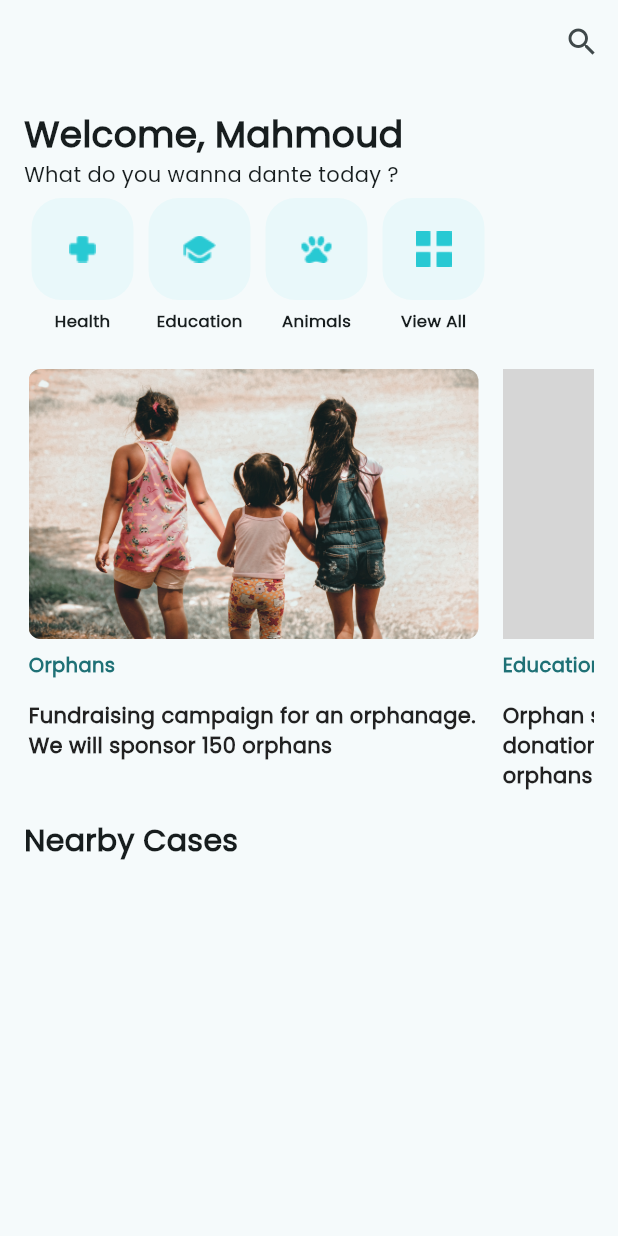
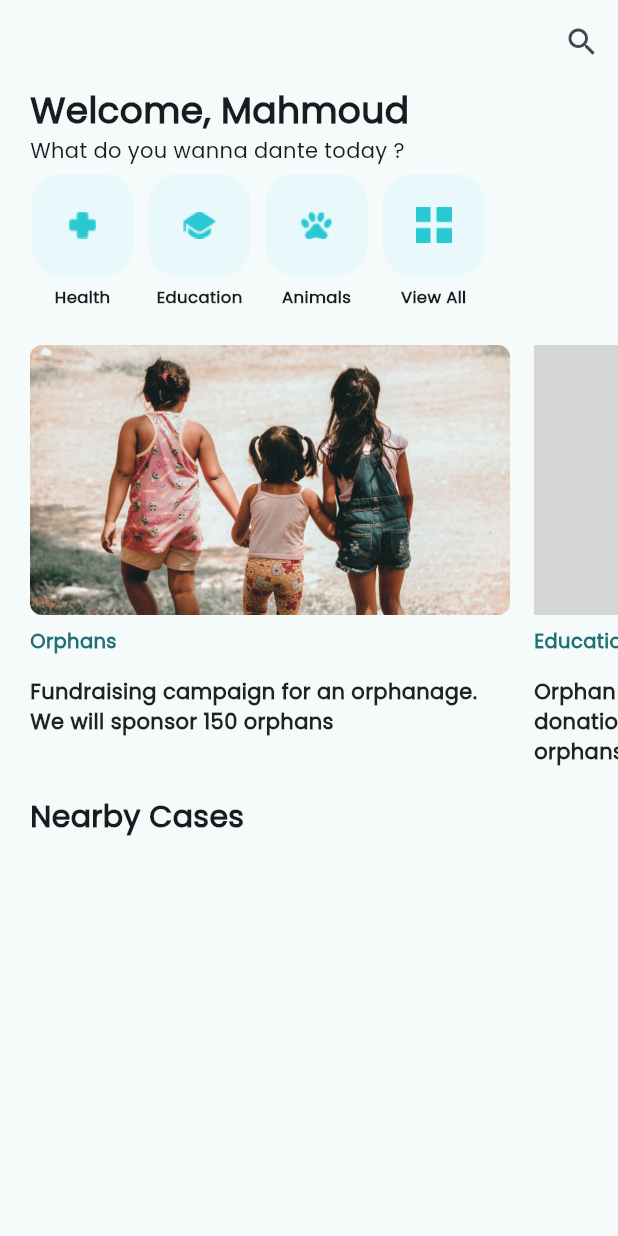
Before and after one commit to Narsinhpatel/donation_flutter_app, a Flutter app: the screen it shows after launch, on a phone screen of 412 x 824 dp. Run offline on Flutter 3.47's test engine with Material 3 defaults, Android fonts, the phone set to English and light mode, and no system bars; our stand-ins replace get; grey boxes are pictures that could not be loaded.

Commit message:
home-page-adjusted-vedant

```diff
--- a/lib/pages/home_pages/home_page.dart
+++ b/lib/pages/home_pages/home_page.dart
@@ -16,42 +16,53 @@ class HomePage extends StatelessWidget {
           )
         ],
       ),
-      body: Padding(
-        padding: const EdgeInsets.all(16.0),
-        child: Column(
+      body: Column(
         crossAxisAlignment: CrossAxisAlignment.start,
         children: [
-            const Text(
+          const Padding(
+            padding: EdgeInsets.symmetric(horizontal: 20),
+            child: Text(
               "Welcome, Mahmoud",
               style: TextStyle(
                 fontSize: 24,
                 fontWeight: FontWeight.w700,
               ),
             ),
-            const Text(
+          ),
+          const Padding(
+            padding: EdgeInsets.symmetric(horizontal: 20),
+            child: Text(
               "What do you wanna dante today ?",
               style: TextStyle(
                 fontSize: 14,
                 fontWeight: FontWeight.w400,
               ),
             ),
-            Container(
+          ),
+          Padding(
+            padding: const EdgeInsets.symmetric(horizontal: 16),
+            child: Container(
               height: 120,
               child: DonationType(),
             ),
+          ),
           Container(
+            padding: EdgeInsets.zero,
             height: 300,
             child: TitlePageCardsList(),
           ),
-            Text(
+          const Padding(
+            padding: EdgeInsets.symmetric(horizontal: 20),
+            child: Text(
               "Nearby Cases",
               style: TextStyle(
                 fontWeight: FontWeight.w800,
                 fontSize: 20,
               ),
-            )
+            ),
+          ),
+
         ],
-        ),
       ),
     );
   }
--- /dev/null
+++ b/lib/utils/app_static_data/image_strings.dart
@@ -0,0 +1,10 @@
+class ImageString{
+  static const String ANIMAL_LOGO_IMG = "assets/images/home/animal.png";
+  static const String EDUCATION_LOGO_IMG = "assets/images/home/education.png";
+  static const String HEALTH_LOGO_IMG = "assets/images/home/health.png";
+  static const String VIEWALL_LOGO_IMG = "assets/images/home/viewall.png";
+  static const String TITLE_CARD_IMG_1 = "assets/images/home/title-card-1.jpg";
+  static const String TITLE_CARD_IMG_2 = "assets/images/home/title-card-2.jpg";
+  static const String TITLE_CARD_IMG_3 = "assets/images/home/title-card-3.jpg";
+  static const String TITLE_CARD_IMG_4 = "assets/images/home/title-card-4.jpg";
+}
--- a/lib/utils/components/home_components/donation_type.dart
+++ b/lib/utils/components/home_components/donation_type.dart
@@ -1,13 +1,14 @@
+import 'package:donation_flutter_app/utils/app_static_data/image_strings.dart';
 import 'package:flutter/material.dart';
 
 class DonationType extends StatelessWidget {
   DonationType({super.key});
 
   List<Map<String, dynamic>> donationTypes = [
-    {'title': "Health", "icon": 'assets/images/home/health.png'},
-    {'title': "Education", "icon": 'assets/images/home/education.png'},
-    {'title': "Animals", "icon": 'assets/images/home/animal.png'},
-    {'title': "View All", "icon": 'assets/images/home/viewall.png'},
+    {'title': "Health", "icon": ImageString.HEALTH_LOGO_IMG},
+    {'title': "Education", "icon": ImageString.EDUCATION_LOGO_IMG},
+    {'title': "Animals", "icon": ImageString.ANIMAL_LOGO_IMG},
+    {'title': "View All", "icon": ImageString.VIEWALL_LOGO_IMG},
   ];
 
   @override
--- a/lib/utils/components/home_components/title_page_list.dart
+++ b/lib/utils/components/home_components/title_page_list.dart
@@ -1,3 +1,4 @@
+import 'package:donation_flutter_app/utils/app_static_data/image_strings.dart';
 import 'package:flutter/material.dart';
 
 class TitlePageCardsList extends StatelessWidget {
@@ -5,25 +6,25 @@ class TitlePageCardsList extends StatelessWidget {
 
   List<Map<String, dynamic>> cardsDataList = [
     {
-      'img': "assets/images/home/title-card-1.jpg",
+      'img': ImageString.TITLE_CARD_IMG_1,
       'title': "Orphans",
       'subtitle':
           "Fundraising campaign for an orphanage. We will sponsor 150 orphans"
     },
     {
-      'img': "assets/images/home/title-card-2.jpg",
+      'img': ImageString.TITLE_CARD_IMG_2,
       'title': "Education",
       'subtitle':
           "Orphan sponsorship, we will collect donations to sponsor the study of 200 orphans in class 2023"
     },
     {
-      'img': "assets/images/home/title-card-3.jpg",
+      'img': ImageString.TITLE_CARD_IMG_3,
       'title': "Donations",
       'subtitle':
           "Donations campaign to care for earthquake orphans in Syria and the outskirts of Türkiye"
     },
     {
-      'img': "assets/images/home/title-card-4.jpg",
+      'img': ImageString.TITLE_CARD_IMG_4,
       'title': "Education",
       'subtitle':
           "A donation campaign to end the university requirements for students who are limited to paying for universities."
@@ -38,10 +39,12 @@ class TitlePageCardsList extends StatelessWidget {
       itemBuilder: (context, index) {
         Map<String, dynamic> card = cardsDataList[index];
         return Padding(
-          padding: const EdgeInsets.symmetric(horizontal: 3),
+          padding: index == 0
+              ? const EdgeInsets.fromLTRB(20, 0, 8, 0)
+              : const EdgeInsets.symmetric(horizontal: 8),
           child: SizedBox(
             height: 290,
-            width: 310,
+            width: 320,
             child: Column(
               crossAxisAlignment: CrossAxisAlignment.start,
               children: [
@@ -51,7 +54,7 @@ class TitlePageCardsList extends StatelessWidget {
                     card['img'],
                     fit: BoxFit.cover,
                     height: 180,
-                    width: 300,
+                    width: 320,
                   ),
                 ),
                 Padding(
@@ -68,10 +71,9 @@ class TitlePageCardsList extends StatelessWidget {
                 Text(
                   card['subtitle'],
                   style: const TextStyle(
-                    fontSize: 14,
-                    fontWeight: FontWeight.w600,
-                    color: Colors.black87
-                  ),
+                      fontSize: 14,
+                      fontWeight: FontWeight.w600,
+                      color: Colors.black87),
                 ),
               ],
             ),
```
Also changed, not shown: lib/utils/components/home_components/nearby_cases.dart (added). Lines whose indentation alone changed are shown as unchanged.
